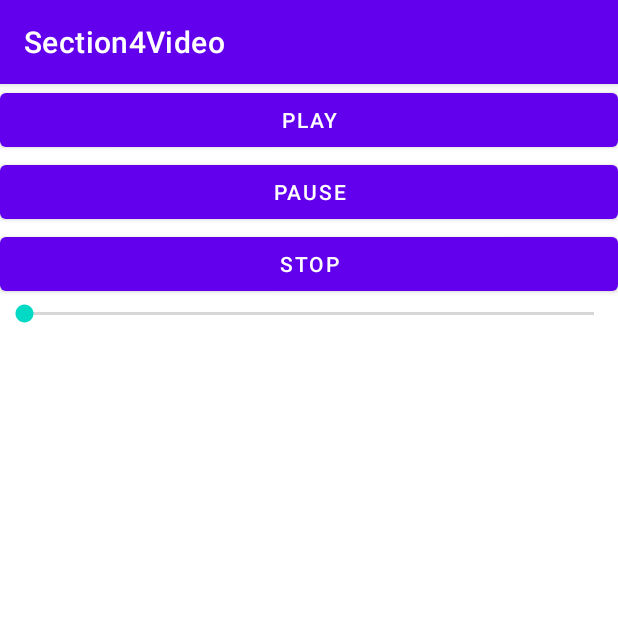
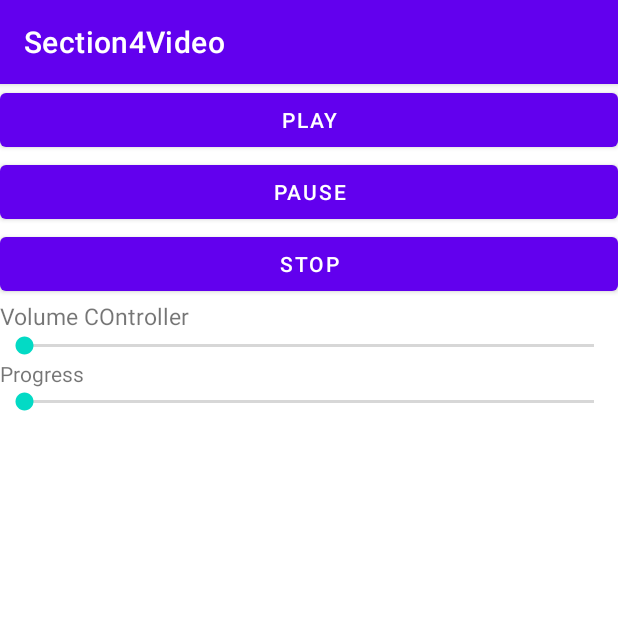
Before and after one commit to udayanga-education/android-section4-video-player, an Android app: the screen it shows after launch (SoundPlayer), on a phone screen of 412 x 824 dp, the top half of it. Run offline under Robolectric (Android 15) with nearby library versions, the phone set to English and light mode, and no system bars.

Commit message:
Added volume player progress

```diff
--- a/app/src/main/java/senanayake/udayanga/com/section4video/SoundPlayer.java
+++ b/app/src/main/java/senanayake/udayanga/com/section4video/SoundPlayer.java
@@ -10,10 +10,13 @@ import android.util.Log;
 import android.view.View;
 import android.widget.SeekBar;
 
+import java.util.Timer;
+import java.util.TimerTask;
+
 public class SoundPlayer extends AppCompatActivity {
 
     MediaPlayer mediaPlayer;
-    SeekBar volumeController;
+    SeekBar volumeController, scrubber;
     AudioManager audioManager;
 
     @Override
@@ -21,6 +24,7 @@ public class SoundPlayer extends AppCompatActivity {
         super.onCreate(savedInstanceState);
         setContentView(R.layout.activity_sound_player);
         mediaPlayer = MediaPlayer.create(this, R.raw.sound);
+
 
         audioManager = (AudioManager) getSystemService(Context.AUDIO_SERVICE);
         int maxVolume = audioManager.getStreamMaxVolume(AudioManager.STREAM_MUSIC);
@@ -33,7 +37,6 @@ public class SoundPlayer extends AppCompatActivity {
         volumeController.setOnSeekBarChangeListener(new SeekBar.OnSeekBarChangeListener() {
             @Override
             public void onProgressChanged(SeekBar seekBar, int progress, boolean fromUser) {
-                Log.i("Volume ", Integer.toString(progress));
                 audioManager.setStreamVolume(AudioManager.STREAM_MUSIC, progress, 0);
             }
 
@@ -47,6 +50,36 @@ public class SoundPlayer extends AppCompatActivity {
 
             }
         });
+
+        scrubber = (SeekBar) findViewById(R.id.scrubber);
+        scrubber.setMax(mediaPlayer.getDuration());
+
+        new Timer().scheduleAtFixedRate(new TimerTask() {
+            @Override
+            public void run() {
+                scrubber.setProgress(mediaPlayer.getCurrentPosition());
+            }
+        }, 0, 100);
+
+        scrubber.setOnSeekBarChangeListener(new SeekBar.OnSeekBarChangeListener() {
+            @Override
+            public void onProgressChanged(SeekBar seekBar, int progress, boolean fromUser) {
+//                Log.i("Scrubber ", Integer.toString(progress));
+
+                mediaPlayer.seekTo(progress);
+            }
+
+            @Override
+            public void onStartTrackingTouch(SeekBar seekBar) {
+
+            }
+
+            @Override
+            public void onStopTrackingTouch(SeekBar seekBar) {
+
+            }
+        });
+
 
     }
 
--- a/app/src/main/res/layout/activity_sound_player.xml
+++ b/app/src/main/res/layout/activity_sound_player.xml
@@ -32,9 +32,27 @@
             android:onClick="stopAction"
             android:text="Stop" />
 
+        <TextView
+            android:id="@+id/textView"
+            android:layout_width="match_parent"
+            android:layout_height="wrap_content"
+            android:text="Volume COntroller"
+            android:textSize="15sp" />
+
         <SeekBar
             android:id="@+id/seekBar"
             android:layout_width="match_parent"
             android:layout_height="wrap_content" />
+
+        <TextView
+            android:id="@+id/textView2"
+            android:layout_width="match_parent"
+            android:layout_height="wrap_content"
+            android:text="Progress" />
+
+        <SeekBar
+            android:id="@+id/scrubber"
+            android:layout_width="match_parent"
+            android:layout_height="wrap_content" />
     </LinearLayout>
 </androidx.constraintlayout.widget.ConstraintLayout>
```
